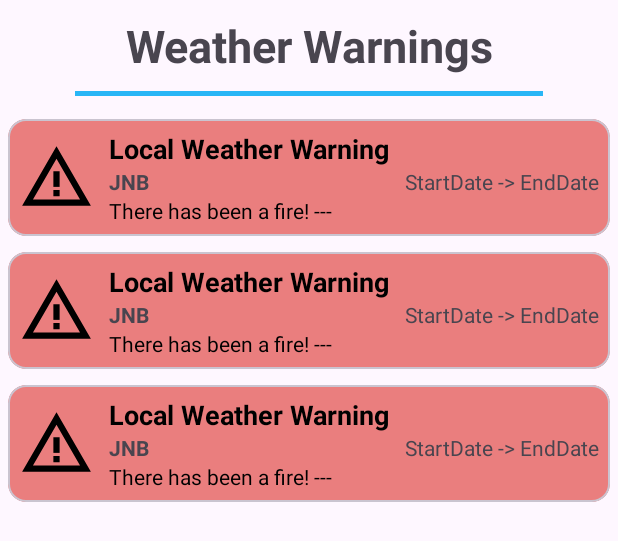
After one commit to corne-ac/Rainfall, an Android app: the layout fragment_warnings_list.xml on its own in the app's theme, with its tools: preview values and no code run, on a phone screen of 412 x 824 dp. The commit adds this screen. Shown: the top 541 px of the screen. Run offline under Robolectric (Android 15) with nearby library versions, the phone set to English and light mode, and no system bars.

Commit message:
Moved Weather Warnings + improvements

```diff
--- a/app/src/main/java/com/corne/rainfall/data/model/AlertModel.kt
+++ b/app/src/main/java/com/corne/rainfall/data/model/AlertModel.kt
@@ -72,4 +72,6 @@ data class AlertModel(
      * Any instructions related to the alert.
      */
     @SerializedName("instruction") var instruction: String? = null,
+
+    var location: String? = null
 )
--- /dev/null
+++ b/app/src/main/res/layout/fragment_warnings_item.xml
@@ -0,0 +1,82 @@
+<?xml version="1.0" encoding="utf-8"?>
+
+<com.google.android.material.card.MaterialCardView xmlns:android="http://schemas.android.com/apk/res/android"
+    xmlns:app="http://schemas.android.com/apk/res-auto"
+    android:layout_width="match_parent"
+    android:layout_height="wrap_content"
+    android:layout_margin="5dp"
+    app:cardCornerRadius="12dp"
+    android:backgroundTint="@color/priority_high">
+
+
+    <LinearLayout
+        android:layout_width="match_parent"
+        android:layout_height="wrap_content"
+        android:orientation="horizontal"
+        android:layout_margin="7dp" >
+
+
+        <!--        idea is to have an image for each level of severity also       -->
+        <ImageView
+            android:id="@+id/severity_icon"
+            android:layout_width="50dp"
+            android:layout_height="50dp"
+            android:src="@drawable/warning_amber_24"
+            android:layout_marginEnd="10dp"
+            android:layout_gravity="center" />
+
+        <LinearLayout
+            android:layout_width="wrap_content"
+            android:layout_height="wrap_content"
+            android:orientation="vertical"
+            android:layout_weight="1">
+
+            <TextView
+                android:id="@+id/warning_title"
+                android:layout_width="wrap_content"
+                android:layout_height="wrap_content"
+                android:text="Local Weather Warning"
+                android:textStyle="bold"
+                android:textSize="18sp"
+                android:textColor="@color/black"/>
+
+            <LinearLayout
+                android:layout_width="match_parent"
+                android:layout_height="wrap_content"
+                android:orientation="horizontal">
+
+                <TextView
+                    android:layout_width="wrap_content"
+                    android:layout_height="wrap_content"
+                    android:text="JNB"
+                    android:textStyle="bold"
+                    android:id="@+id/location"/>
+
+                <View
+                    android:layout_width="0dp"
+                    android:layout_height="0dp"
+                    android:layout_weight="1"/>
+
+                <TextView
+                    android:layout_width="wrap_content"
+                    android:layout_height="wrap_content"
+                    android:text="StartDate -> EndDate"
+                    android:id="@+id/time"/>
+
+            </LinearLayout>
+
+            <TextView
+                android:id="@+id/warning_body"
+                android:layout_width="match_parent"
+                android:layout_height="wrap_content"
+                android:textColor="@color/black"
+                android:text="There has been a fire! ---" />
+
+
+        </LinearLayout>
+
+
+
+    </LinearLayout>
+
+</com.google.android.material.card.MaterialCardView>
--- /dev/null
+++ b/app/src/main/res/layout/fragment_warnings_list.xml
@@ -0,0 +1,45 @@
+<?xml version="1.0" encoding="utf-8"?>
+
+<ScrollView xmlns:android="http://schemas.android.com/apk/res/android"
+    xmlns:app="http://schemas.android.com/apk/res-auto"
+    xmlns:tools="http://schemas.android.com/tools"
+    android:id="@+id/list_constraint"
+    android:layout_width="match_parent"
+    android:layout_height="match_parent"
+    app:layoutManager="androidx.recyclerview.widget.LinearLayoutManager"
+    tools:context=".ui.rainfall.capture.CaptureFragment" >
+
+    <LinearLayout
+        android:layout_width="match_parent"
+        android:layout_height="wrap_content"
+        android:orientation="vertical">
+
+        <TextView
+            android:layout_width="match_parent"
+            android:layout_height="wrap_content"
+            android:text="Weather Warnings"
+            android:layout_marginHorizontal="20dp"
+            android:layout_marginTop="10dp"
+            android:layout_marginBottom="10dp"
+            android:textAlignment="center"
+            android:textSize="30sp"
+            android:textStyle="bold"/>
+
+        <View
+            android:layout_width="match_parent"
+            android:layout_height="3dp"
+            android:background="@color/light_blue_400"
+            android:layout_marginHorizontal="50dp"
+            android:layout_marginBottom="10dp"/>
+
+        <androidx.recyclerview.widget.RecyclerView
+            android:layout_width="match_parent"
+            android:layout_height="match_parent"
+            android:id="@+id/warnings_list"
+            tools:listitem="@layout/fragment_warnings_item" />
+
+    </LinearLayout>
+
+
+
+</ScrollView>
```
Also changed, not shown: app/src/main/java/com/corne/rainfall/ui/home/HomeStateFragment.kt (+2 -7 lines), app/src/main/java/com/corne/rainfall/ui/warnings/WarningsListAdapter.kt (added, +67 -0 lines), app/src/main/java/com/corne/rainfall/ui/warnings/WarningsListFragment.kt (added, +42 -0 lines), app/src/main/java/com/corne/rainfall/ui/warnings/WarningsListViewModel.kt (added, +111 -0 lines), app/src/main/java/com/corne/rainfall/ui/warnings/WarningsState.kt (added, +24 -0 lines), app/src/main/res/navigation/mobile_navigation.xml (+8 -2 lines).
